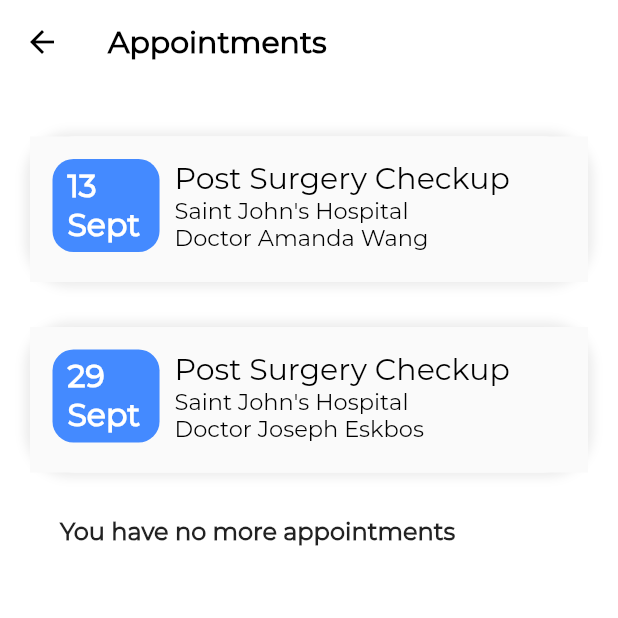
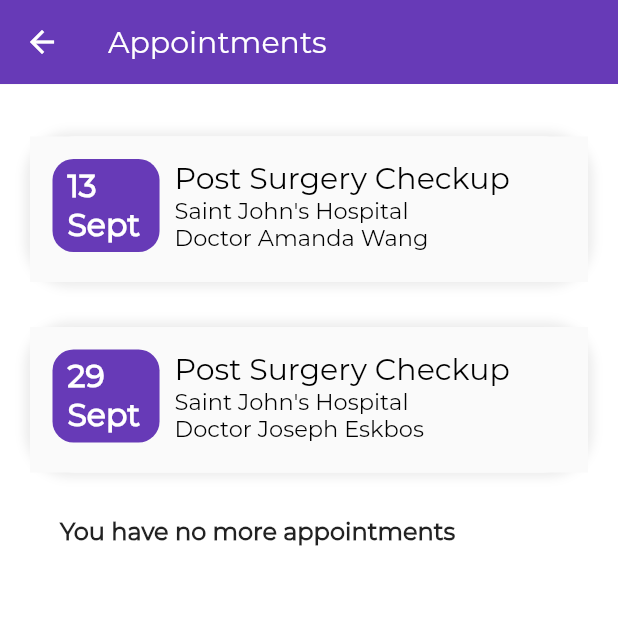
Before and after one commit to verbal-noun/codebrew-2020-prespa, a Flutter app: the AppointmentPage screen opened directly, on a phone screen of 412 x 824 dp, the top half of it. Run offline on Flutter 3.47's test engine with Material 2 defaults, Android fonts, the phone set to English and light mode, and no system bars; our stand-ins replace flutter_login; project files that could hold a hidden picture were left out.

Commit message:
change appointment page colours

```diff
--- a/lib/components/datetile.dart
+++ b/lib/components/datetile.dart
@@ -82,7 +82,7 @@ class DateTile extends StatelessWidget {
                       padding: EdgeInsets.fromLTRB(10, 5, 13, 5),
                       decoration: BoxDecoration(
                         borderRadius: BorderRadius.circular(14.0),
-                        color: Colors.blueAccent,
+                        color: Colors.deepPurple,
                       ),
                     ),
                     SizedBox(width: 10.0,),
--- a/lib/pages/appointment_page.dart
+++ b/lib/pages/appointment_page.dart
@@ -41,7 +41,11 @@ class _AppointmentPageState extends State<AppointmentPage> {
   @override
   Widget build(BuildContext context) {
     return Scaffold(
-        appBar: customAppBar('Appointments'),
+        appBar: AppBar(
+          elevation: 0.1,
+          backgroundColor: Colors.deepPurple,
+          title: Text('Appointments'),
+        ),
         body: Center(
             child: Container(
                 margin: EdgeInsets.all(20.0),
@@ -52,7 +56,8 @@ class _AppointmentPageState extends State<AppointmentPage> {
                         padding: EdgeInsets.only(left: 20.0, top: 15.0),
                         child: Text(
                           'You have no more appointments',
-                          style: TextStyle(fontSize: 16.0, fontWeight: FontWeight.w700),
+                          style: TextStyle(
+                              fontSize: 16.0, fontWeight: FontWeight.w700),
                         ))
                   ],
                 ))));
```
